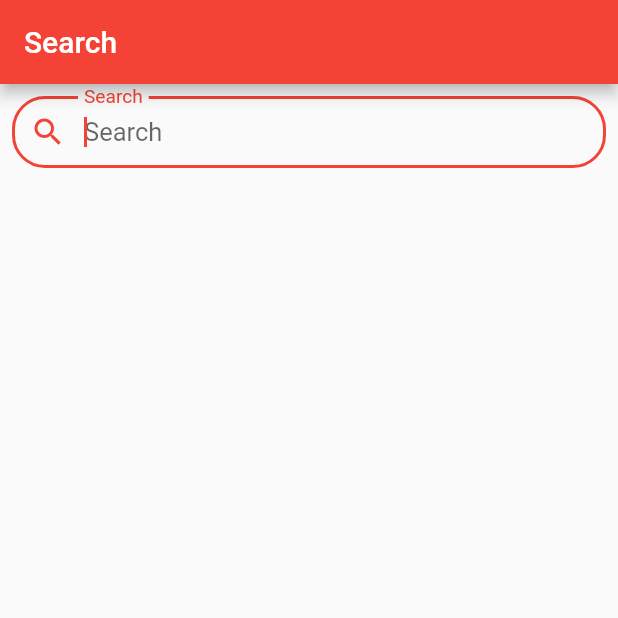
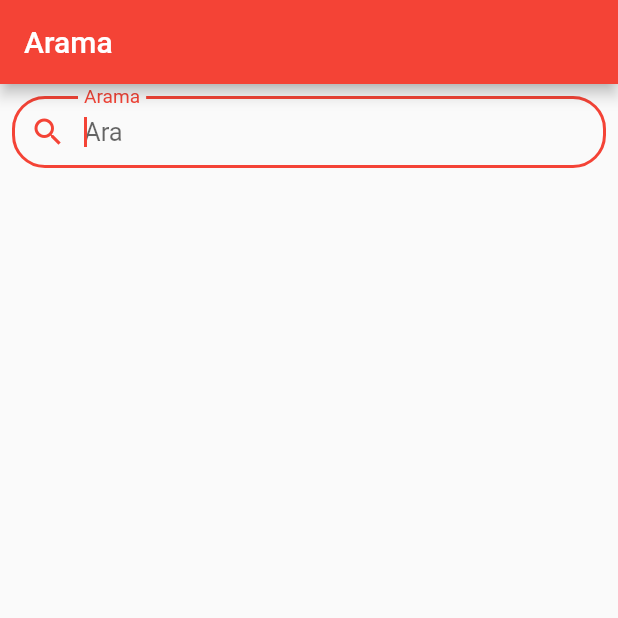
Before and after one commit to kubilayorcun/First-Aid-Application, a Flutter app: the screen it shows after launch, item 2 of the bottom bar chosen, on a phone screen of 412 x 824 dp, the top half of it. Run offline on Flutter 3.47's test engine with Material 2 defaults, Android fonts, the phone set to English and light mode, and no system bars; our stand-ins replace cloud_firestore, flutter_tts, sqflite; accounts and stored records are empty.

Commit message:
Search tab bug fixes, UI fixes

```diff
--- a/lib/CustomWidgets/SubMethodListItem.dart
+++ b/lib/CustomWidgets/SubMethodListItem.dart
@@ -64,7 +64,7 @@ class _SubMethodListItemState extends State<SubMethodListItem> {
           highlightColor: Colors.red,
           onTap: () => _onClickItem(context),
           child: Padding(
-            padding: const EdgeInsets.only(left: 10.0, top: 0.0, bottom: 5.0, right: 10.0),
+            padding: const EdgeInsets.only(left: 10.0, top: 0.0, bottom: 0.0, right: 10.0),
             child: Row(
               mainAxisAlignment: MainAxisAlignment.spaceBetween,
               children: <Widget>[
--- a/lib/MethodPage.dart
+++ b/lib/MethodPage.dart
@@ -144,7 +144,7 @@ class _MethodPageState extends State<MethodPage> {
                     return ListTile(
                       title: Text(
                         (index+1).toString()+". " + snapshot.data["Content"][index],
-                        style: TextStyle(fontSize: 25.0),
+                        style: TextStyle(fontSize: 20.0),
                       ),
                     );
                   },
--- a/lib/SearchTab.dart
+++ b/lib/SearchTab.dart
@@ -73,9 +73,10 @@ class SearchTabState extends State<SearchTab> {
       items.clear();
       baseItems.clear();
     });
+    query = query.toLowerCase();
     if (query.isNotEmpty) {
       for (int i = 0; i < defaultList.length; i++) {
-        if (defaultList[i].contains(query)) {
+        if (defaultList[i].toLowerCase().contains(query)) {
           setState(() {
             items.add(defaultList[i]);
             baseItems.add(defaultBaseList[i]);
@@ -83,7 +84,6 @@ class SearchTabState extends State<SearchTab> {
         }
       }
     } else {
-      print("here");
       setState(() {
         items.addAll(defaultList);
         baseItems.addAll(defaultBaseList);
@@ -95,7 +95,7 @@ class SearchTabState extends State<SearchTab> {
   Widget build(BuildContext context) {
     return Scaffold(
       appBar: AppBar(
-        title: Text("Search"),
+        title: Text("Arama"),
       ),
       body: Center(
         child: Column(
@@ -119,19 +119,20 @@ class SearchTabState extends State<SearchTab> {
                         EdgeInsets.only(top: 8.0, bottom: 8.0, left: 8.0),
                     border: OutlineInputBorder(
                         borderRadius: BorderRadius.all(Radius.circular(22.0))),
-                    hintText: "Search",
-                    labelText: "Search",
+                    hintText: "Ara",
+                    labelText: "Arama",
                     hintStyle: TextStyle(),
                     prefixIcon: Icon(Icons.search)),
               ),
             ),
             Expanded(
-              child: ListView.builder(
+              child: ListView.separated(
+                padding: EdgeInsets.all(8.0),
                 shrinkWrap: true,
                 itemCount: items.length,
                 itemBuilder: (context, index) {
                   return GestureDetector(
-                    child: ListTile(title: Text(items[index])),
+                    child: Container(child: Text(items[index]), padding: EdgeInsets.all(10),),
                     onTap: () => {
                           Navigator.push(
                               context,
@@ -141,6 +142,9 @@ class SearchTabState extends State<SearchTab> {
                         },
                   );
                 },
+                separatorBuilder: (BuildContext context, int index) {
+                  return Divider(color: Colors.black);
+                },
               ),
             ),
           ],
```
